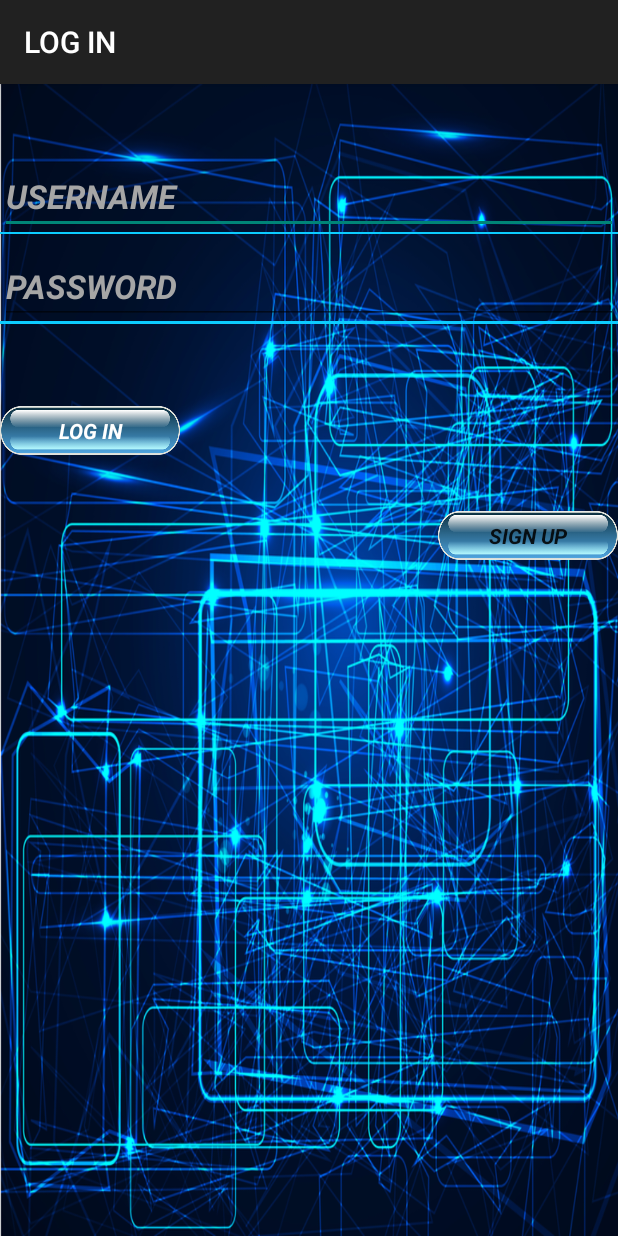
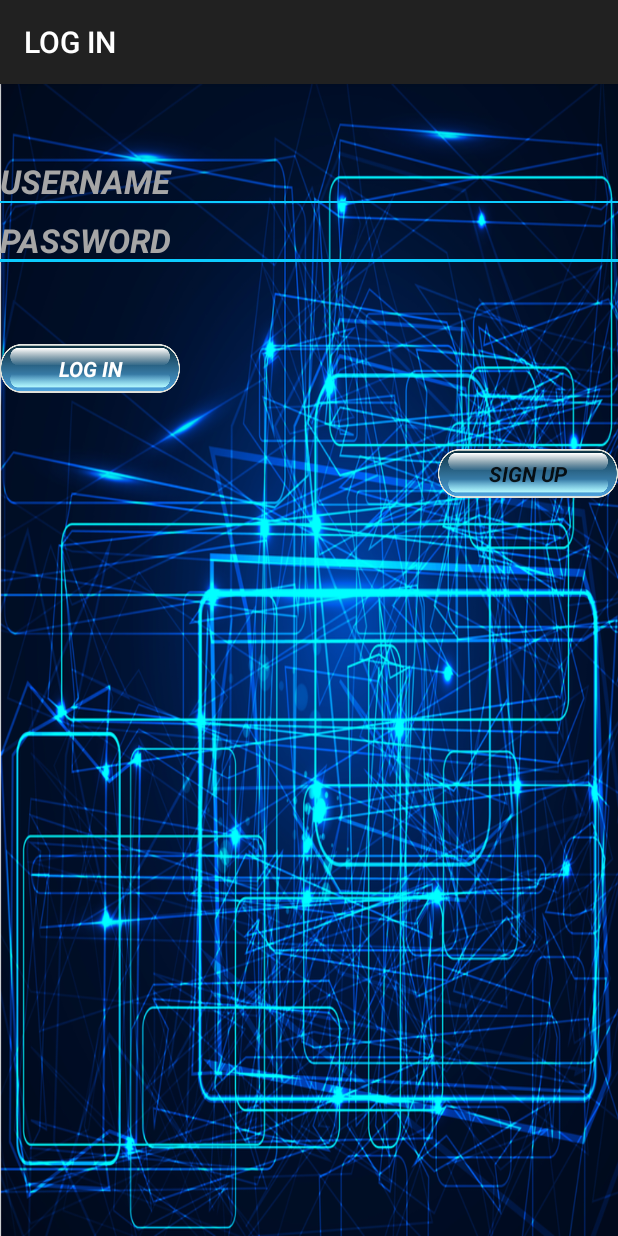
Before and after one commit to marianorodriguez/75.52-MensajerO, an Android app: the screen it shows after launch (LogInActivity), after a tap on "GET IN", on a phone screen of 412 x 824 dp. Run offline under Robolectric (Android 15) with nearby library versions, the phone set to English and light mode, and no system bars.

```diff
--- a/src/client/mensajerO/app/src/main/java/com/example/fernando/myapplication/Activities/ChatActivity.java
+++ b/src/client/mensajerO/app/src/main/java/com/example/fernando/myapplication/Activities/ChatActivity.java
@@ -7,6 +7,7 @@
 import android.view.View;
 import android.widget.Button;
 import android.widget.EditText;
+import android.widget.ScrollView;
 import android.widget.TextView;
 
 import com.example.fernando.myapplication.Entities.Chat;
@@ -26,6 +27,7 @@
     public static RefreshChatAsyncTask refreshChat;
     public static SendMessagePostAsyncTask sendMessage;
     private Calendar calendar = Calendar.getInstance();
+    private ScrollView scroll;
 
     @Override
     protected void onCreate(Bundle savedInstanceState) {
@@ -49,6 +51,8 @@
         Constants.messagesSize = Constants.chatEditor.getChat().messages.size();
         refreshChat.execute(new Pair<Context, Chat>(this, Constants.chatEditor.getChat()));
         // tirar hilo que se fije si de en la lista de chats hay cambios con este user y actualice la vista
+
+        scroll = (ScrollView) findViewById(R.id.scrollView);
     }
 
     @Override
@@ -90,6 +94,8 @@
 
             sendMessage = new SendMessagePostAsyncTask();
 
+            scroll.fullScroll(ScrollView.FOCUS_DOWN);
+
         }
     }
 
--- a/src/client/mensajerO/app/src/main/java/com/example/fernando/myapplication/Activities/GetInActivity.java
+++ b/src/client/mensajerO/app/src/main/java/com/example/fernando/myapplication/Activities/GetInActivity.java
@@ -119,6 +119,7 @@
         SharedPreferences.Editor e = mSharedPref.edit();
         e.putString("ipServer", ipContainer.getText().toString());
         e.commit();
+        Constants.setIp(ipContainer.getText().toString());
 
         Intent logIn = new Intent(this, LogInActivity.class);
         startActivity(logIn);
--- a/src/client/mensajerO/app/src/main/java/com/example/fernando/myapplication/Activities/LogInActivity.java
+++ b/src/client/mensajerO/app/src/main/java/com/example/fernando/myapplication/Activities/LogInActivity.java
@@ -113,6 +113,7 @@
                 currentUser.location = getLocation();
 
                 String package_ = Constants.packager.wrap("logIn", currentUser);
+                Constants.ipServer = mSharedPref.getString("ipServer", "");
 
                 logInPost.execute(new Pair<Context, String>(this, package_),
                         new Pair<Context, String>(this, Constants.logInUrl),
--- a/src/client/mensajerO/app/src/main/java/com/example/fernando/myapplication/Activities/SignUpActivity.java
+++ b/src/client/mensajerO/app/src/main/java/com/example/fernando/myapplication/Activities/SignUpActivity.java
@@ -79,9 +79,10 @@
                 currentUser.profile_picture = ((BitmapDrawable) myDrawable).getBitmap();
 
                 String package_ = Constants.packager.wrap("signUp", currentUser);
+                Constants.ipServer = mSharedPref.getString("ipServer", "");
 
                 signUpPost.execute(new Pair<Context, String>(this, package_),
-                        new Pair<Context, String>(this,Constants.signUpUrl),
+                        new Pair<Context, String>(this, Constants.signUpUrl),
                         new Pair<Context, String>(this, "post"));
 
                 while (Constants.signUpOk.compareTo("") == 0) {
--- a/src/client/mensajerO/app/src/main/java/com/example/fernando/myapplication/Common/Constants.java
+++ b/src/client/mensajerO/app/src/main/java/com/example/fernando/myapplication/Common/Constants.java
@@ -23,15 +23,15 @@
  */
 final public class Constants//final to prevent instantiation
 {
-    public static String ipServer = "192.168.1.100";
+    public static String ipServer;
     public static String portServer = "8081";
-    public static final String logInUrl = "http://" + ipServer +":" + portServer + "/logIn";
-    public static final String signUpUrl = "http://" + ipServer + ":" + portServer + "/signUp";
-    public static final String currentChatsUrl = "http://" + ipServer+ ":" +portServer + "/currentChats";
-    public static final String setConfigUrl = "http://" + ipServer + ":" + portServer + "/setConfig";
-    public static final String somethingForMeUrl = "http://" + ipServer + ":" + portServer + "/somethingForMe";
-    public static final String usersUrl = "http://" + ipServer + ":" + portServer + "/users";
-    public static final String sendMessageUrl = "http://" + ipServer + ":" + portServer + "/sendMessage";
+    public static  String logInUrl = "http://" + ipServer +":" + portServer + "/logIn";
+    public static  String signUpUrl = "http://" + ipServer + ":" + portServer + "/signUp";
+    public static  String currentChatsUrl = "http://" + ipServer+ ":" +portServer + "/currentChats";
+    public static  String setConfigUrl = "http://" + ipServer + ":" + portServer + "/setConfig";
+    public static  String somethingForMeUrl = "http://" + ipServer + ":" + portServer + "/somethingForMe";
+    public static  String usersUrl = "http://" + ipServer + ":" + portServer + "/users";
+    public static  String sendMessageUrl = "http://" + ipServer + ":" + portServer + "/sendMessage";
 
     public static User user = null;
 
@@ -78,6 +78,17 @@
 
     //private constructor to prevent instantiation/inheritance
     private Constants() {}
+
+    public static void setIp(String ip) {
+        ipServer = ip;
+        logInUrl = "http://" + ipServer +":" + portServer + "/logIn";
+        signUpUrl = "http://" + ipServer + ":" + portServer + "/signUp";
+        currentChatsUrl = "http://" + ipServer+ ":" +portServer + "/currentChats";
+        setConfigUrl = "http://" + ipServer + ":" + portServer + "/setConfig";
+        somethingForMeUrl = "http://" + ipServer + ":" + portServer + "/somethingForMe";
+        usersUrl = "http://" + ipServer + ":" + portServer + "/users";
+        sendMessageUrl = "http://" + ipServer + ":" + portServer + "/sendMessage";
+    }
 
     public static void initialize(SharedPreferences mSharedPref) {
 
--- a/src/client/mensajerO/app/src/main/res/layout/getin.xml
+++ b/src/client/mensajerO/app/src/main/res/layout/getin.xml
@@ -38,7 +38,8 @@
         android:textColor="#ffffffff"
         android:layout_alignParentTop="true"
         android:layout_centerHorizontal="true"
-        android:layout_marginTop="50dp" />
+        android:layout_marginTop="50dp"
+        android:background="#00ffffff" />
 
     <ImageView
         android:layout_width="250dp"
--- a/src/client/mensajerO/app/src/main/res/layout/login.xml
+++ b/src/client/mensajerO/app/src/main/res/layout/login.xml
@@ -19,7 +19,8 @@
         android:typeface="sans"
         android:layout_alignParentTop="true"
         android:layout_marginTop="50dp"
-        android:singleLine="true" />
+        android:singleLine="true"
+        android:background="#00ffffff" />
 
     <EditText android:id="@+id/txtPassword"
         android:layout_width="fill_parent"
@@ -34,7 +35,9 @@
         android:textSize="22dp"
         android:layout_below="@+id/txtUsername"
         android:layout_marginTop="10dp"
-        android:textStyle="bold|italic" />
+        android:textStyle="bold|italic"
+        android:password="true"
+        android:background="#00ffffff" />
 
     <Button
         android:id="@+id/getinbutton"
```
Also changed, not shown: src/client/mensajerO/app/src/main/res/layout/chat.xml (+13 -5 lines), src/client/mensajerO/app/src/main/res/layout/configuration.xml (+71 -24 lines), src/client/mensajerO/app/src/main/res/layout/signup.xml (+45 -28 lines), 2 other files.
